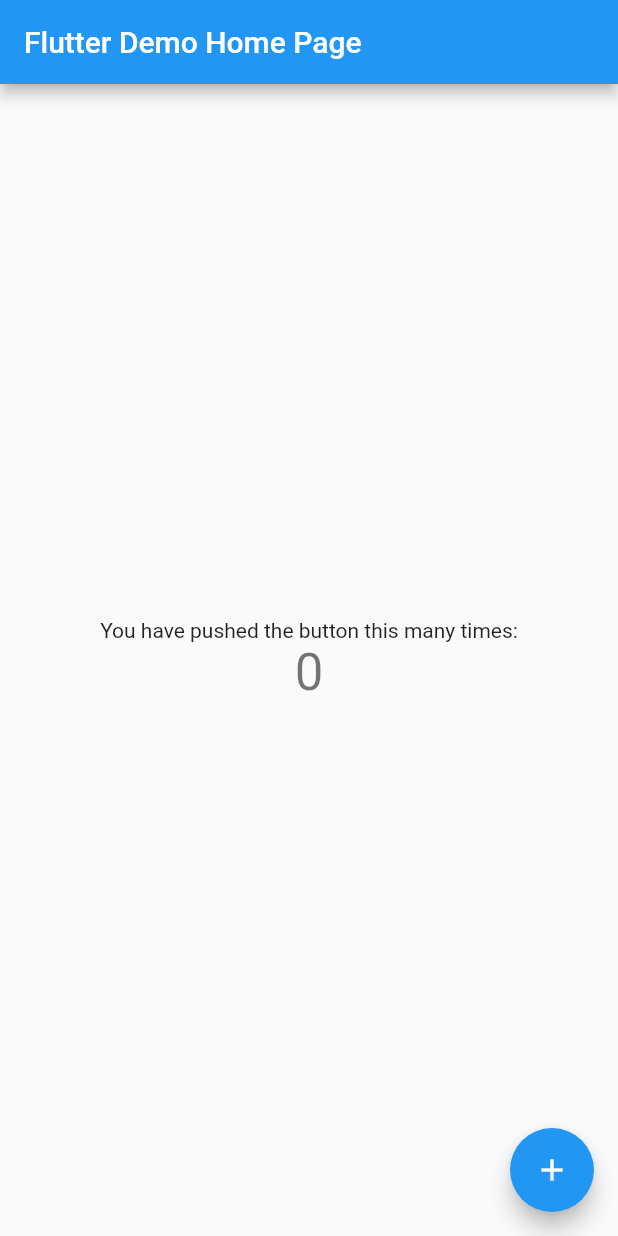
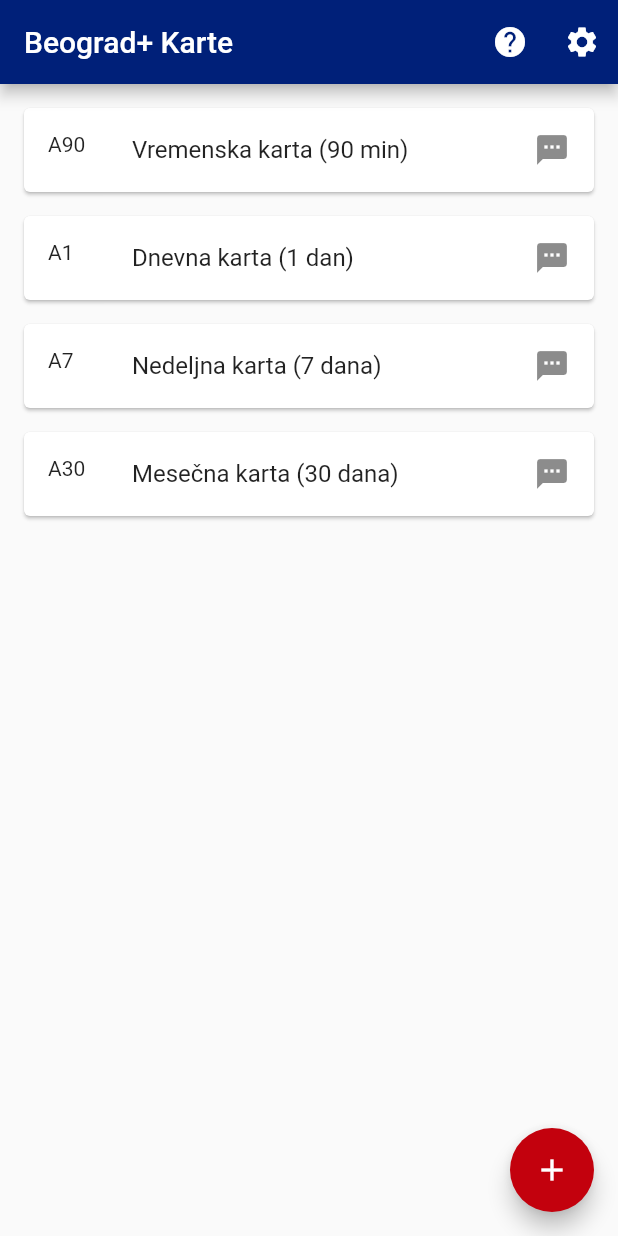
Before and after one commit to LjuboLukovic/beograd-plus, a Flutter app: the screen it shows after launch, on a phone screen of 412 x 824 dp. Run offline on Flutter 3.47's test engine with Material 2 defaults, Android fonts, the phone set to English and light mode, and no system bars; missing offline and left inert: toto_app.

Commit message:
Added basic listing and SMS intent

```diff
--- a/travel_app/lib/main.dart
+++ b/travel_app/lib/main.dart
@@ -1,115 +1,25 @@
+import 'package:beograd_plus/src/home.dart';
 import 'package:flutter/material.dart';
 
 void main() {
-  runApp(const MyApp());
+  runApp(const TravelApp());
 }
 
-class MyApp extends StatelessWidget {
-  const MyApp({Key? key}) : super(key: key);
+class TravelApp extends StatelessWidget {
+  const TravelApp({Key? key}) : super(key: key);
 
   // This widget is the root of your application.
   @override
   Widget build(BuildContext context) {
     return MaterialApp(
-      title: 'Flutter Demo',
+      title: 'Beograd+ Karte',
       theme: ThemeData(
-        // This is the theme of your application.
-        //
-        // Try running your application with "flutter run". You'll see the
-        // application has a blue toolbar. Then, without quitting the app, try
-        // changing the primarySwatch below to Colors.green and then invoke
-        // "hot reload" (press "r" in the console where you ran "flutter run",
-        // or simply save your changes to "hot reload" in a Flutter IDE).
-        // Notice that the counter didn't reset back to zero; the application
-        // is not restarted.
-        primarySwatch: Colors.blue,
+        colorScheme: ColorScheme.fromSwatch().copyWith(
+          primary: const Color(0xFF002079),
+          secondary: const Color(0xFFC3010D),
+        ),
       ),
-      home: const MyHomePage(title: 'Flutter Demo Home Page'),
+      home: const HomePage(title: 'Beograd+ Karte'),
     );
   }
 }
-
-class MyHomePage extends StatefulWidget {
-  const MyHomePage({Key? key, required this.title}) : super(key: key);
-
-  // This widget is the home page of your application. It is stateful, meaning
-  // that it has a State object (defined below) that contains fields that affect
-  // how it looks.
-
-  // This class is the configuration for the state. It holds the values (in this
-  // case the title) provided by the parent (in this case the App widget) and
-  // used by the build method of the State. Fields in a Widget subclass are
-  // always marked "final".
-
-  final String title;
-
-  @override
-  State<MyHomePage> createState() => _MyHomePageState();
-}
-
-class _MyHomePageState extends State<MyHomePage> {
-  int _counter = 0;
-
-  void _incrementCounter() {
-    setState(() {
-      // This call to setState tells the Flutter framework that something has
-      // changed in this State, which causes it to rerun the build method below
-      // so that the display can reflect the updated values. If we changed
-      // _counter without calling setState(), then the build method would not be
-      // called again, and so nothing would appear to happen.
-      _counter++;
-    });
-  }
-
-  @override
-  Widget build(BuildContext context) {
-    // This method is rerun every time setState is called, for instance as done
-    // by the _incrementCounter method above.
-    //
-    // The Flutter framework has been optimized to make rerunning build methods
-    // fast, so that you can just rebuild anything that needs updating rather
-    // than having to individually change instances of widgets.
-    return Scaffold(
-      appBar: AppBar(
-        // Here we take the value from the MyHomePage object that was created by
-        // the App.build method, and use it to set our appbar title.
-        title: Text(widget.title),
-      ),
-      body: Center(
-        // Center is a layout widget. It takes a single child and positions it
-        // in the middle of the parent.
-        child: Column(
-          // Column is also a layout widget. It takes a list of children and
-          // arranges them vertically. By default, it sizes itself to fit its
-          // children horizontally, and tries to be as tall as its parent.
-          //
-          // Invoke "debug painting" (press "p" in the console, choose the
-          // "Toggle Debug Paint" action from the Flutter Inspector in Android
-          // Studio, or the "Toggle Debug Paint" command in Visual Studio Code)
-          // to see the wireframe for each widget.
-          //
-          // Column has various properties to control how it sizes itself and
-          // how it positions its children. Here we use mainAxisAlignment to
-          // center the children vertically; the main axis here is the vertical
-          // axis because Columns are vertical (the cross axis would be
-          // horizontal).
-          mainAxisAlignment: MainAxisAlignment.center,
-          children: <Widget>[
-            const Text(
-              'You have pushed the button this many times:',
-            ),
-            Text(
-              '$_counter',
-              style: Theme.of(context).textTheme.headline4,
-            ),
-          ],
-        ),
-      ),
-      floatingActionButton: FloatingActionButton(
-        onPressed: _incrementCounter,
-        tooltip: 'Increment',
-        child: const Icon(Icons.add),
-      ), // This trailing comma makes auto-formatting nicer for build methods.
-    );
-  }
-}
--- /dev/null
+++ b/travel_app/lib/src/constants.dart
@@ -0,0 +1,33 @@
+// ignore: constant_identifier_names
+import 'model/city_zone.dart';
+import 'model/ticket.dart';
+import 'model/ticket_type.dart';
+
+const String SMS_NUMBER = "9011";
+
+List<Ticket> ZONE_A_TICKETS = [
+  Ticket(TicketType.HOUR, CityZone.A, "A90", 50),
+  Ticket(TicketType.DAY, CityZone.A, "A1", 120),
+  Ticket(TicketType.WEEK, CityZone.A, "A7", 800),
+  Ticket(TicketType.MONTH, CityZone.A, "A30", 2200),
+];
+
+List<Ticket> ZONE_B_TICKETS = [
+  Ticket(TicketType.HOUR, CityZone.B, "B90", 50),
+  Ticket(TicketType.DAY, CityZone.B, "B1", 120),
+  Ticket(TicketType.WEEK, CityZone.B, "B7", 800),
+  Ticket(TicketType.MONTH, CityZone.B, "B30", 2200),
+];
+
+List<Ticket> ZONE_C_TICKETS = [
+  Ticket(TicketType.HOUR, CityZone.C, "C90", 100),
+  Ticket(TicketType.DAY, CityZone.C, "C1", 150),
+  Ticket(TicketType.WEEK, CityZone.C, "C7", 1000),
+  Ticket(TicketType.MONTH, CityZone.C, "C30", 3300),
+];
+
+Map<CityZone, List<Ticket>> PRICE_LIST = {
+  CityZone.A: ZONE_A_TICKETS,
+  CityZone.B: ZONE_B_TICKETS,
+  CityZone.C: ZONE_C_TICKETS,
+};
--- /dev/null
+++ b/travel_app/lib/src/home.dart
@@ -0,0 +1,55 @@
+import 'package:flutter/material.dart';
+import 'widgets/help/help_screen.dart';
+import 'widgets/settings/settings_screen.dart';
+import 'widgets/tickets_list.dart';
+import 'constants.dart';
+import 'model/city_zone.dart';
+
+class HomePage extends StatefulWidget {
+  const HomePage({Key? key, required this.title}) : super(key: key);
+
+  final String title;
+
+  @override
+  State<HomePage> createState() => _HomePageState();
+}
+
+class _HomePageState extends State<HomePage> {
+  int _counter = 0;
+
+  void _incrementCounter() {
+    setState(() {
+      _counter++;
+    });
+  }
+
+  @override
+  Widget build(BuildContext context) {
+    return Scaffold(
+        appBar: AppBar(
+          title: Text(widget.title),
+          actions: <Widget>[
+            IconButton(
+              icon: const Icon(Icons.help),
+              onPressed: () => Navigator.push(
+                context,
+                MaterialPageRoute(builder: (context) => const HelpScreen()),
+              ),
+            ),
+            IconButton(
+              icon: const Icon(Icons.settings),
+              onPressed: () => Navigator.push(
+                context,
+                MaterialPageRoute(builder: (context) => const SettingsScreen()),
+              ),
+            )
+          ],
+        ),
+        body: Center(child: TicketsList(PRICE_LIST[CityZone.A]!)),
+        floatingActionButton: FloatingActionButton(
+          onPressed: _incrementCounter,
+          tooltip: 'Increment',
+          child: const Icon(Icons.add),
+        ));
+  }
+}
--- /dev/null
+++ b/travel_app/lib/src/model/city_zone.dart
@@ -0,0 +1,13 @@
+enum CityZone { A, B, C }
+
+const Map<String, CityZone> CityZoneFromJson = {
+  'A': CityZone.A,
+  'B': CityZone.B,
+  'C': CityZone.C
+};
+
+const Map<CityZone, String> CityZoneToJson = {
+  CityZone.A: 'A',
+  CityZone.B: 'B',
+  CityZone.C: 'C',
+};
--- /dev/null
+++ b/travel_app/lib/src/model/ticket.dart
@@ -0,0 +1,43 @@
+import 'ticket_type.dart';
+import 'city_zone.dart';
+
+class Ticket {
+  TicketType type = TicketType.HOUR;
+  CityZone zone = CityZone.A;
+  String smsText = 'A90';
+  int price = 50;
+
+  Ticket(this.type, this.zone, this.smsText, this.price);
+
+  Ticket.fromJson(Map<String, dynamic> json) {
+    if (json['zone'] != null) {
+      zone = CityZoneFromJson[json['zone']]!;
+    }
+    if (json['type'] != null) {
+      type = TicketTypeFromJson[json['type']]!;
+    }
+    if (json['smsText'] != null) {
+      smsText = json['smsText'];
+    }
+    if (json['price'] != null) {
+      price = json['price'];
+    }
+  }
+
+  Map<String, dynamic> toJson() {
+    final Map<String, dynamic> data = <String, dynamic>{};
+    data['zone'] = CityZoneToJson[zone];
+    data['type'] = TicketTypeToJson[type];
+    data['smsText'] = smsText;
+    data['price'] = price;
+    return data;
+  }
+
+  @override
+  bool operator ==(Object other) {
+    if (other.runtimeType != runtimeType) {
+      return false;
+    }
+    return other is Ticket && other.zone == zone && other.type == type;
+  }
+}
--- /dev/null
+++ b/travel_app/lib/src/model/ticket_type.dart
@@ -0,0 +1,15 @@
+enum TicketType { HOUR, DAY, WEEK, MONTH }
+
+const Map<String, TicketType> TicketTypeFromJson = {
+  'HOUR': TicketType.HOUR,
+  'DAY': TicketType.DAY,
+  'WEEK': TicketType.WEEK,
+  'MONTH': TicketType.MONTH
+};
+
+const Map<TicketType, String> TicketTypeToJson = {
+  TicketType.HOUR: 'HOUR',
+  TicketType.DAY: 'DAY',
+  TicketType.WEEK: 'WEEK',
+  TicketType.MONTH: 'MONTH'
+};
--- /dev/null
+++ b/travel_app/lib/src/util/ticket_util.dart
@@ -0,0 +1,17 @@
+import '../model/ticket_type.dart';
+
+String getLabelFromType(TicketType? type) {
+  if (type == null) {
+    return 'Vremenska karta (90 min)';
+  }
+  switch (type) {
+    case TicketType.DAY:
+      return 'Dnevna karta (1 dan)';
+    case TicketType.WEEK:
+      return 'Nedeljna karta (7 dana)';
+    case TicketType.MONTH:
+      return 'Mesečna karta (30 dana)';
+    default:
+      return 'Vremenska karta (90 min)';
+  }
+}
--- /dev/null
+++ b/travel_app/lib/src/widgets/tickets_list.dart
@@ -0,0 +1,58 @@
+import 'package:beograd_plus/src/constants.dart';
+import 'package:flutter/material.dart';
+import 'package:url_launcher/url_launcher.dart';
+import '../util/ticket_util.dart';
+import '../model/ticket.dart';
+
+class TicketsList extends StatelessWidget {
+  List<Ticket> tickets;
+
+  TicketsList(this.tickets, {key}) : super(key: key);
+
+  @override
+  Widget build(BuildContext context) {
+    return Padding(
+      padding: const EdgeInsets.only(top: 8, bottom: 8),
+      child: tickets.isEmpty
+          ? const Text(
+              'Nema tiketa za izabranu zonu',
+              textAlign: TextAlign.center,
+            )
+          : ListView.builder(
+              itemCount: tickets.length,
+              itemBuilder: (context, int index) =>
+                  buildCard(context, tickets[index])),
+    );
+  }
+
+  Widget buildCard(BuildContext context, Ticket ticket) {
+    final Uri smsLaunchUri = Uri(
+      scheme: 'sms',
+      path: SMS_NUMBER,
+      queryParameters: <String, String>{
+        'body': Uri.encodeComponent(ticket.smsText),
+      },
+    );
+    return Card(
+        margin: const EdgeInsets.only(left: 16, bottom: 8, right: 16, top: 8),
+        child: InkWell(
+          // When the user taps the button, show a snackbar.
+          onTap: () {
+            canLaunchUrl(smsLaunchUri).then((canLaunch) {
+              if (canLaunch) {
+                launchUrl(smsLaunchUri);
+              } else {
+                SnackBar snackBar = const SnackBar(
+                    content: Text('Dozvolite pristup SMS aplikaciji'));
+                ScaffoldMessenger.of(context).showSnackBar(snackBar);
+              }
+            });
+          },
+          child: ListTile(
+            leading: Text(ticket.smsText),
+            title: Text(getLabelFromType(ticket.type)),
+            trailing: const Icon(Icons.sms),
+          ),
+        ));
+  }
+}
--- a/travel_app/pubspec.yaml
+++ b/travel_app/pubspec.yaml
@@ -1,5 +1,5 @@
-name: travel_app
-description: A new Flutter project.
+name: beograd_plus
+description: Tickets for Belgrade public transport 2023
 
 # The following line prevents the package from being accidentally published to
 # pub.dev using `flutter pub publish`. This is preferred for private packages.
@@ -34,6 +34,7 @@
   # The following adds the Cupertino Icons font to your application.
   # Use with the CupertinoIcons class for iOS style icons.
   cupertino_icons: ^1.0.2
+  url_launcher: ^6.1.8
 
 dev_dependencies:
   flutter_test:
```
Also changed, not shown: travel_app/lib/src/model/user.dart (added, +77 -0 lines), travel_app/lib/src/widgets/help/help_screen.dart (added, +17 -0 lines), travel_app/lib/src/widgets/settings/settings_screen.dart (added, +17 -0 lines), resources/Logo_Belgrade.png (added), resources/plus.png (added), travel_app/pubspec.lock, 8 other files.
